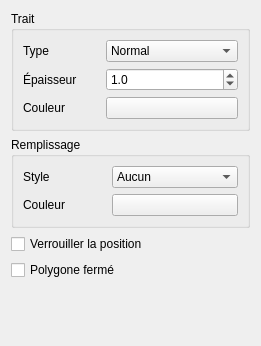
Old version of the form sources/ui/shapegraphicsitempropertieswidget.ui in the repository qelectrotech/qelectrotech-source-mirror.
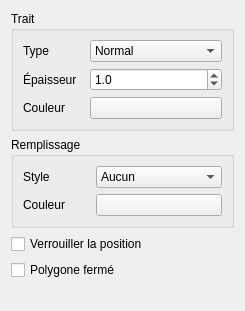
New version of the form.

Diff of the .ui file:
```diff
--- a/sources/ui/shapegraphicsitempropertieswidget.ui
+++ b/sources/ui/shapegraphicsitempropertieswidget.ui
@@ -6,8 +6,8 @@
    <rect>
     <x>0</x>
     <y>0</y>
-    <width>261</width>
-    <height>346</height>
+    <width>245</width>
+    <height>311</height>
    </rect>
   </property>
   <property name="windowTitle">
```
